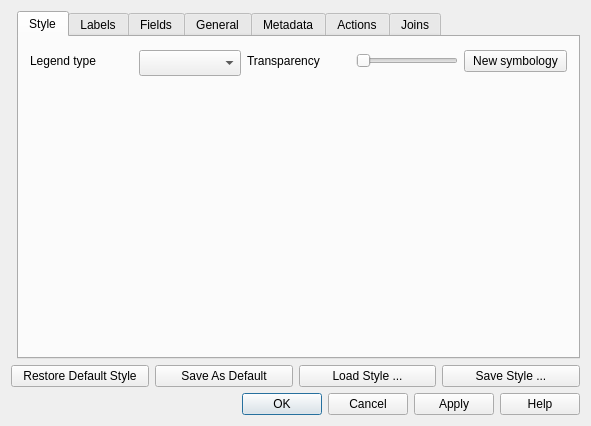
Above: qgis/src/ui/qgsvectorlayerpropertiesbase.ui from sourcepole/qgis before the change. Below: the same form after it.
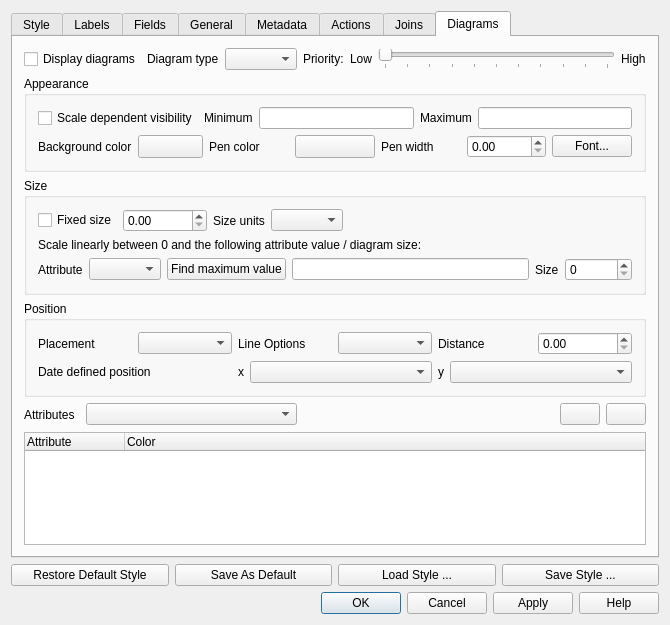
That is the form after the change. The open tabs and pages were chosen to show the change. Icons and pictures are not drawn. Custom widgets are drawn as their Qt base class.

Commit message: [FEATURE] Add diagram system that uses the same pal instance as labeling-ng

Diff of the .ui file:
```diff
--- a/qgis/src/ui/qgsvectorlayerpropertiesbase.ui
+++ b/qgis/src/ui/qgsvectorlayerpropertiesbase.ui
@@ -6,8 +6,8 @@
    <rect>
     <x>0</x>
     <y>0</y>
-    <width>591</width>
-    <height>426</height>
+    <width>670</width>
+    <height>625</height>
    </rect>
   </property>
   <property name="windowTitle">
@@ -21,7 +21,7 @@
    <bool>true</bool>
   </property>
   <layout class="QGridLayout" name="gridLayout">
-   <item row="1" column="0" colspan="2">
+   <item row="1" column="0">
     <layout class="QHBoxLayout" name="horizontalLayout">
      <item>
       <widget class="QPushButton" name="pbnLoadDefaultStyle">
@@ -53,7 +53,7 @@
      </item>
     </layout>
    </item>
-   <item row="2" column="0" colspan="2">
+   <item row="2" column="0">
     <widget class="QDialogButtonBox" name="buttonBox">
      <property name="orientation">
       <enum>Qt::Horizontal</enum>
@@ -63,7 +63,7 @@
      </property>
     </widget>
    </item>
-   <item row="0" column="1">
+   <item row="0" column="0">
     <widget class="QTabWidget" name="tabWidget">
      <property name="currentIndex">
       <number>0</number>
@@ -679,11 +679,522 @@
        </item>
       </layout>
      </widget>
+     <widget class="QWidget" name="mDiagramPage">
+      <attribute name="icon">
+       <iconset resource="../../images/images.qrc">
+        <normaloff>:/images/themes/default/propertyicons/diagram.png</normaloff>:/images/themes/default/propertyicons/diagram.png</iconset>
+      </attribute>
+      <attribute name="title">
+       <string>Diagrams</string>
+      </attribute>
+      <layout class="QGridLayout" name="gridLayout_14">
+       <item row="0" column="0" colspan="2">
+        <widget class="QCheckBox" name="mDisplayDiagramsCheckBox">
+         <property name="text">
+          <string>Display diagrams</string>
+         </property>
+        </widget>
+       </item>
+       <item row="0" column="2">
+        <layout class="QHBoxLayout" name="_2">
+         <property name="spacing">
+          <number>6</number>
+         </property>
+         <property name="margin">
+          <number>0</number>
+         </property>
+         <item>
+          <widget class="QLabel" name="mTypeLabel">
+           <property name="text">
+            <string>Diagram type</string>
+           </property>
+          </widget>
+         </item>
+         <item>
+          <widget class="QComboBox" name="mDiagramTypeComboBox"/>
+         </item>
+        </layout>
+       </item>
+       <item row="0" column="3" colspan="3">
+        <layout class="QHBoxLayout" name="horizontalLayout_4">
+         <item>
+          <widget class="QLabel" name="mPriorityLabel">
+           <property name="text">
+            <string>Priority:</string>
+           </property>
+          </widget>
+         </item>
+         <item>
+          <widget class="QLabel" name="mPriorityLowLabel">
+           <property name="text">
+            <string>Low</string>
+           </property>
+          </widget>
+         </item>
+         <item>
+          <widget class="QSlider" name="mPrioritySlider">
+           <property name="maximum">
+            <number>10</number>
+           </property>
+           <property name="orientation">
+            <enum>Qt::Horizontal</enum>
+           </property>
+           <property name="invertedAppearance">
+            <bool>false</bool>
+           </property>
+           <property name="invertedControls">
+            <bool>false</bool>
+           </property>
+           <property name="tickPosition">
+            <enum>QSlider::TicksBelow</enum>
+           </property>
+           <property name="tickInterval">
+            <number>1</number>
+           </property>
+          </widget>
+         </item>
+         <item>
+          <widget class="QLabel" name="mPriorityHighLabel">
+           <property name="text">
+            <string>High</string>
+           </property>
+          </widget>
+         </item>
+        </layout>
+       </item>
+       <item row="1" column="0" colspan="6">
+        <widget class="QGroupBox" name="mAppearanceGroupBox">
+         <property name="title">
+          <string>Appearance</string>
+         </property>
+         <layout class="QGridLayout" name="gridLayout_13">
+          <item row="0" column="0" colspan="4">
+           <layout class="QHBoxLayout" name="horizontalLayout_13">
+            <item>
+             <widget class="QCheckBox" name="mScaleDependentDiagramVisibilityCheckBox">
+              <property name="text">
+               <string>Scale dependent visibility</string>
+              </property>
+             </widget>
+            </item>
+            <item>
+             <widget class="QLabel" name="mMinimumDiagramScaleLabel">
+              <property name="text">
+               <string>Minimum</string>
+              </property>
+             </widget>
+            </item>
+            <item>
+             <widget class="QLineEdit" name="mMinimumDiagramScaleLineEdit"/>
+            </item>
+            <item>
+             <widget class="QLabel" name="mMaximumDiagramScaleLabel">
+              <property name="text">
+               <string>Maximum</string>
+              </property>
+             </widget>
+            </item>
+            <item>
+             <widget class="QLineEdit" name="mMaximumDiagramScaleLineEdit"/>
+            </item>
+           </layout>
+          </item>
+          <item row="1" column="0">
+           <layout class="QHBoxLayout" name="horizontalLayout_8">
+            <item>
+             <layout class="QHBoxLayout" name="horizontalLayout_10">
+              <item>
+               <widget class="QLabel" name="mBackgroundColorLabel">
+                <property name="text">
+                 <string>Background color</string>
+                </property>
+               </widget>
+              </item>
+              <item>
+               <widget class="QgsColorButton" name="mBackgroundColorButton">
+                <property name="sizePolicy">
+                 <sizepolicy hsizetype="Minimum" vsizetype="Minimum">
+                  <horstretch>0</horstretch>
+                  <verstretch>0</verstretch>
+                 </sizepolicy>
+                </property>
+                <property name="minimumSize">
+                 <size>
+                  <width>25</width>
+                  <height>0</height>
+                 </size>
+                </property>
+                <property name="text">
+                 <string/>
+                </property>
+               </widget>
+              </item>
+             </layout>
+            </item>
+           </layout>
+          </item>
+          <item row="1" column="1">
+           <layout class="QHBoxLayout" name="horizontalLayout_11">
+            <item>
+             <widget class="QLabel" name="mPenColorLabel">
+              <property name="text">
+               <string>Pen color</string>
+              </property>
+             </widget>
+            </item>
+            <item>
+             <widget class="QgsColorButton" name="mDiagramPenColorButton">
+              <property name="sizePolicy">
+               <sizepolicy hsizetype="Minimum" vsizetype="Minimum">
+                <horstretch>0</horstretch>
+                <verstretch>0</verstretch>
+               </sizepolicy>
+              </property>
+              <property name="minimumSize">
+               <size>
+                <width>25</width>
+                <height>0</height>
+               </size>
+              </property>
+              <property name="text">
+               <string/>
+              </property>
+             </widget>
+            </item>
+           </layout>
+          </item>
+          <item row="1" column="2">
+           <layout class="QHBoxLayout" name="horizontalLayout_16">
+            <item>
+             <widget class="QLabel" name="mPenWidthLabel">
+              <property name="text">
+               <string>Pen width</string>
+              </property>
+             </widget>
+            </item>
+            <item>
+             <widget class="QDoubleSpinBox" name="mPenWidthSpinBox">
+              <property name="maximum">
+               <double>99999.990000000005239</double>
+              </property>
+             </widget>
+            </item>
+           </layout>
+          </item>
+          <item row="1" column="3">
+           <widget class="QPushButton" name="mDiagramFontButton">
+            <property name="sizePolicy">
+             <sizepolicy hsizetype="Fixed" vsizetype="Fixed">
+              <horstretch>0</horstretch>
+              <verstretch>0</verstretch>
+             </sizepolicy>
+            </property>
+            <property name="text">
+             <string>Font...</string>
+            </property>
+           </widget>
+          </item>
+         </layout>
+         <zorder></zorder>
+         <zorder></zorder>
+         <zorder>mDiagramFontButton</zorder>
+         <zorder></zorder>
+         <zorder>mPenWidthSpinBox</zorder>
+         <zorder>mPenWidthLabel</zorder>
+         <zorder>mPenWidthLabel</zorder>
+        </widget>
+       </item>
+       <item row="2" column="0" colspan="6">
+        <widget class="QGroupBox" name="mSizeGroupBox">
+         <property name="title">
+          <string>Size</string>
+         </property>
+         <layout class="QGridLayout" name="gridLayout_12">
+          <item row="0" column="0">
+           <widget class="QCheckBox" name="mFixedSizeCheckBox">
+            <property name="text">
+             <string>Fixed size</string>
+            </property>
+           </widget>
+          </item>
+          <item row="0" column="1">
+           <widget class="QDoubleSpinBox" name="mDiagramSizeSpinBox">
+            <property name="maximum">
+             <double>9999999.990000000223517</double>
+            </property>
+           </widget>
+          </item>
+          <item row="0" column="3">
+           <spacer name="horizontalSpacer_2">
+            <property name="orientation">
+             <enum>Qt::Horizontal</enum>
+            </property>
+            <property name="sizeHint" stdset="0">
+             <size>
+              <width>335</width>
+              <height>20</height>
+             </size>
+            </property>
+           </spacer>
+          </item>
+          <item row="1" column="0" colspan="4">
+           <widget class="QLabel" name="mLinearlyScalingLabel">
+            <property name="text">
+             <string>Scale linearly between 0 and the following attribute value / diagram size:</string>
+            </property>
+            <property name="wordWrap">
+             <bool>true</bool>
+            </property>
+           </widget>
+          </item>
+          <item row="2" column="0" colspan="4">
+           <layout class="QHBoxLayout" name="mLinearlyScalingLayout">
+            <item>
+             <widget class="QLabel" name="mSizeAttributeLabel">
+              <property name="text">
+               <string>Attribute</string>
+              </property>
+             </widget>
+            </item>
+            <item>
+             <widget class="QComboBox" name="mSizeAttributeComboBox"/>
+            </item>
+            <item>
+             <widget class="QPushButton" name="mFindMaximumValueButton">
+              <property name="text">
+               <string>Find maximum value</string>
+              </property>
+             </widget>
+            </item>
+            <item>
+             <widget class="QLineEdit" name="mValueLineEdit"/>
+            </item>
+            <item>
+             <widget class="QLabel" name="mSizeLabel">
+              <property name="text">
+               <string>Size</string>
+              </property>
+             </widget>
+            </item>
+            <item>
+             <widget class="QSpinBox" name="mSizeSpinBox">
+              <property name="maximum">
+               <number>10000000</number>
+              </property>
+             </widget>
+            </item>
+           </layout>
+          </item>
+          <item row="0" column="2">
+           <layout class="QHBoxLayout" name="horizontalLayout_12">
+            <item>
+             <widget class="QLabel" name="mDiagramUnitsLabel">
+              <property name="text">
+               <string>Size units</string>
+              </property>
+             </widget>
+            </item>
+            <item>
+             <widget class="QComboBox" name="mDiagramUnitComboBox"/>
+            </item>
+           </layout>
+          </item>
+         </layout>
+        </widget>
+       </item>
+       <item row="3" column="0" colspan="6">
+        <widget class="QGroupBox" name="mPlacementGroupBox">
+         <property name="title">
+          <string>Position</string>
+         </property>
+         <layout class="QGridLayout" name="gridLayout_11">
+          <item row="0" column="0">
+           <layout class="QHBoxLayout" name="horizontalLayout_7">
+            <item>
+             <widget class="QLabel" name="mPlacementLabel">
+              <property name="text">
+               <string>Placement</string>
+              </property>
+             </widget>
+            </item>
+            <item>
+             <widget class="QComboBox" name="mPlacementComboBox"/>
+            </item>
+           </layout>
+          </item>
+          <item row="0" column="1">
+           <layout class="QHBoxLayout" name="horizontalLayout_9">
+            <item>
+             <widget class="QLabel" name="mLineOptionsLabel">
+              <property name="text">
+               <string>Line Options</string>
+              </property>
+             </widget>
+            </item>
+            <item>
+             <widget class="QComboBox" name="mLineOptionsComboBox"/>
+            </item>
+           </layout>
+          </item>
+          <item row="0" column="2">
+           <layout class="QHBoxLayout" name="horizontalLayout_3">
+            <item>
+             <widget class="QLabel" name="mDiagramDistanceLabel">
+              <property name="text">
+               <string>Distance</string>
+              </property>
+             </widget>
+            </item>
+            <item>
+             <widget class="QDoubleSpinBox" name="mDiagramDistanceSpinBox"/>
+            </item>
+           </layout>
+          </item>
+          <item row="1" column="0">
+           <widget class="QLabel" name="mDataDefinedPositionLabel">
+            <property name="text">
+             <string>Date defined position</string>
+            </property>
+           </widget>
+          </item>
+          <item row="1" column="1">
+           <layout class="QHBoxLayout" name="horizontalLayout_5">
+            <item>
+             <widget class="QLabel" name="mXPosColLabel">
+              <property name="sizePolicy">
+               <sizepolicy hsizetype="Fixed" vsizetype="Preferred">
+                <horstretch>0</horstretch>
+                <verstretch>0</verstretch>
+               </sizepolicy>
+              </property>
+              <property name="text">
+               <string>x</string>
+              </property>
+             </widget>
+            </item>
+            <item>
+             <widget class="QComboBox" name="mDataDefinedXComboBox"/>
+            </item>
+           </layout>
+          </item>
+          <item row="1" column="2">
+           <layout class="QHBoxLayout" name="horizontalLayout_6">
+            <item>
+             <widget class="QLabel" name="mYPosColLabel">
+              <property name="sizePolicy">
+               <sizepolicy hsizetype="Fixed" vsizetype="Preferred">
+                <horstretch>0</horstretch>
+                <verstretch>0</verstretch>
+               </sizepolicy>
+              </property>
+              <property name="text">
+               <string>y</string>
+              </property>
+             </widget>
+            </item>
+            <item>
+             <widget class="QComboBox" name="mDataDefinedYComboBox"/>
+            </item>
+           </layout>
+          </item>
+         </layout>
+        </widget>
+       </item>
+       <item row="4" column="0">
+        <widget class="QLabel" name="mAttributesLabel">
+         <property name="text">
+          <string>Attributes</string>
+         </property>
+        </widget>
+       </item>
+       <item row="4" column="1" colspan="2">
+        <widget class="QComboBox" name="mDiagramAttributesComboBox">
+         <property name="sizePolicy">
+          <sizepolicy hsizetype="Expanding" vsizetype="Fixed">
+           <horstretch>0</horstretch>
+           <verstretch>0</verstretch>
+          </sizepolicy>
+         </property>
+        </widget>
+       </item>
+       <item row="4" column="3">
+        <spacer name="horizontalSpacer_3">
+         <property name="orientation">
+          <enum>Qt::Horizontal</enum>
+         </property>
+         <property name="sizeHint" stdset="0">
+          <size>
+           <width>241</width>
+           <height>23</height>
+          </size>
+         </property>
+        </spacer>
+       </item>
+       <item row="4" column="4">
+        <widget class="QPushButton" name="mRemoveCategoryPushButton">
+         <property name="sizePolicy">
+          <sizepolicy hsizetype="Fixed" vsizetype="Fixed">
+           <horstretch>0</horstretch>
+           <verstretch>0</verstretch>
+          </sizepolicy>
+         </property>
+         <property name="text">
+          <string/>
+         </property>
+         <property name="icon">
+          <iconset resource="../../images/images.qrc">
+           <normaloff>:/images/themes/default/symbologyRemove.png</normaloff>:/images/themes/default/symbologyRemove.png</iconset>
+         </property>
+        </widget>
+       </item>
+       <item row="4" column="5">
+        <widget class="QPushButton" name="mAddCategoryPushButton">
+         <property name="sizePolicy">
+          <sizepolicy hsizetype="Fixed" vsizetype="Fixed">
+           <horstretch>0</horstretch>
+           <verstretch>0</verstretch>
+          </sizepolicy>
+         </property>
+         <property name="text">
+          <string/>
+         </property>
+         <property name="icon">
+          <iconset resource="../../images/images.qrc">
+           <normaloff>:/images/themes/default/symbologyAdd.png</normaloff>:/images/themes/default/symbologyAdd.png</iconset>
+         </property>
+        </widget>
+       </item>
+       <item row="5" column="0" colspan="6">
+        <widget class="QTreeWidget" name="mDiagramAttributesTreeWidget">
+         <property name="columnCount">
+          <number>2</number>
+         </property>
+         <column>
+          <property name="text">
+           <string>Attribute</string>
+          </property>
+         </column>
+         <column>
+          <property name="text">
+           <string>Color</string>
+          </property>
+         </column>
+        </widget>
+       </item>
+      </layout>
+     </widget>
     </widget>
    </item>
   </layout>
  </widget>
  <layoutdefault spacing="6" margin="11"/>
+ <customwidgets>
+  <customwidget>
+   <class>QgsColorButton</class>
+   <extends>QToolButton</extends>
+   <header>qgscolorbutton.h</header>
+  </customwidget>
+ </customwidgets>
  <tabstops>
   <tabstop>txtDisplayName</tabstop>
   <tabstop>displayFieldComboBox</tabstop>
```
Left out of the diff: 4 changed lines with no effect on the pictures. The commit also changes 34 other files.
